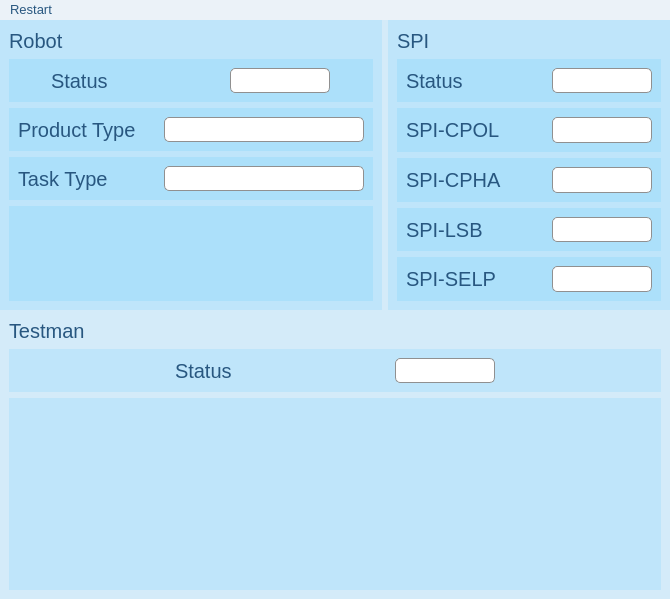
Before: the Qt Designer form app/kostal_qt_gui/src/mainwindow.ui in ZhanJet/kostal_app, drawn with Qt 5.
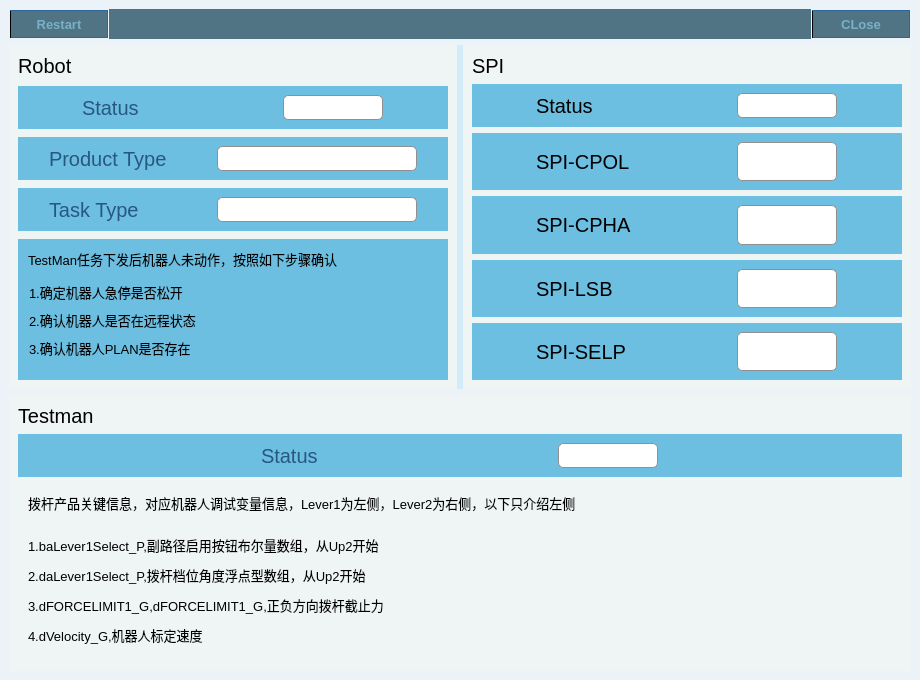
After: the same form once the commit is applied. Icons and pictures are not drawn.

Patch:
```diff
--- a/app/kostal_qt_gui/src/mainwindow.ui
+++ b/app/kostal_qt_gui/src/mainwindow.ui
@@ -6,14 +6,20 @@
    <rect>
     <x>0</x>
     <y>0</y>
-    <width>670</width>
-    <height>599</height>
+    <width>920</width>
+    <height>680</height>
    </rect>
   </property>
   <property name="minimumSize">
    <size>
-    <width>0</width>
-    <height>0</height>
+    <width>920</width>
+    <height>680</height>
+   </size>
+  </property>
+  <property name="maximumSize">
+   <size>
+    <width>920</width>
+    <height>680</height>
    </size>
   </property>
   <property name="windowTitle">
@@ -167,22 +173,85 @@
 }</string>
   </property>
   <widget class="QWidget" name="centralwidget">
-   <layout class="QVBoxLayout" name="verticalLayout">
-    <property name="spacing">
-     <number>0</number>
-    </property>
-    <property name="leftMargin">
-     <number>0</number>
-    </property>
-    <property name="topMargin">
-     <number>0</number>
-    </property>
-    <property name="rightMargin">
-     <number>0</number>
-    </property>
-    <property name="bottomMargin">
-     <number>0</number>
-    </property>
+   <layout class="QVBoxLayout" name="verticalLayout" stretch="1,10,8">
+    <item>
+     <layout class="QHBoxLayout" name="horizontalLayout_9">
+      <property name="spacing">
+       <number>0</number>
+      </property>
+      <item>
+       <widget class="QPushButton" name="pb_restart_robot">
+        <property name="minimumSize">
+         <size>
+          <width>0</width>
+          <height>30</height>
+         </size>
+        </property>
+        <property name="maximumSize">
+         <size>
+          <width>100</width>
+          <height>30</height>
+         </size>
+        </property>
+        <property name="styleSheet">
+         <string notr="true">background-color: rgb(80, 116, 132);
+border-radius:0px;
+color: rgb(119, 177, 199);
+</string>
+        </property>
+        <property name="text">
+         <string>Restart</string>
+        </property>
+       </widget>
+      </item>
+      <item>
+       <widget class="QLabel" name="lbl_blue">
+        <property name="minimumSize">
+         <size>
+          <width>0</width>
+          <height>30</height>
+         </size>
+        </property>
+        <property name="maximumSize">
+         <size>
+          <width>900</width>
+          <height>30</height>
+         </size>
+        </property>
+        <property name="styleSheet">
+         <string notr="true">background-color: rgb(80, 116, 132);</string>
+        </property>
+        <property name="text">
+         <string/>
+        </property>
+       </widget>
+      </item>
+      <item>
+       <widget class="QPushButton" name="pb_closeForm">
+        <property name="minimumSize">
+         <size>
+          <width>0</width>
+          <height>30</height>
+         </size>
+        </property>
+        <property name="maximumSize">
+         <size>
+          <width>100</width>
+          <height>30</height>
+         </size>
+        </property>
+        <property name="styleSheet">
+         <string notr="true">background-color: rgb(80, 116, 132);
+border-radius:0px;
+color:rgb(119,177,199);</string>
+        </property>
+        <property name="text">
+         <string>CLose</string>
+        </property>
+       </widget>
+      </item>
+     </layout>
+    </item>
     <item>
      <widget class="QWidget" name="widget_2" native="true">
       <property name="styleSheet">
@@ -205,9 +274,12 @@
        <item>
         <widget class="QWidget" name="widget_3" native="true">
          <property name="styleSheet">
-          <string notr="true"/>
+          <string notr="true">background-color: rgb(239, 245, 245);</string>
          </property>
          <layout class="QVBoxLayout" name="verticalLayout_3">
+          <property name="spacing">
+           <number>8</number>
+          </property>
           <item>
            <widget class="QLabel" name="robotTitleLabel">
             <property name="sizePolicy">
@@ -227,7 +299,8 @@
             </property>
             <property name="styleSheet">
              <string notr="true">background-color: transparent;
-font: 20px;</string>
+font: 20px;
+color: rgb(0, 0, 0);</string>
             </property>
             <property name="text">
              <string>Robot</string>
@@ -242,6 +315,9 @@
               <verstretch>0</verstretch>
              </sizepolicy>
             </property>
+            <property name="styleSheet">
+             <string notr="true">background-color: rgb(108, 191, 225);</string>
+            </property>
             <layout class="QHBoxLayout" name="horizontalLayout_3">
              <item>
               <widget class="QLabel" name="label_2">
@@ -315,6 +391,9 @@
               <verstretch>0</verstretch>
              </sizepolicy>
             </property>
+            <property name="styleSheet">
+             <string notr="true">background-color: rgb(108, 191, 225);</string>
+            </property>
             <layout class="QHBoxLayout" name="horizontalLayout_10">
              <item>
               <widget class="QLabel" name="robot_product_type_label">
@@ -388,6 +467,9 @@
               <verstretch>0</verstretch>
              </sizepolicy>
             </property>
+            <property name="styleSheet">
+             <string notr="true">background-color: rgb(108, 191, 225);</string>
+            </property>
             <layout class="QHBoxLayout" name="horizontalLayout_11">
              <item>
               <widget class="QLabel" name="robot_task_type_label">
@@ -454,7 +536,79 @@
            </widget>
           </item>
           <item>
-           <widget class="QWidget" name="widget_9" native="true"/>
+           <widget class="QWidget" name="widget_9" native="true">
+            <property name="styleSheet">
+             <string notr="true">background-color: rgb(108, 191, 225);</string>
+            </property>
+            <widget class="QLabel" name="label_4">
+             <property name="geometry">
+              <rect>
+               <x>10</x>
+               <y>10</y>
+               <width>411</width>
+               <height>20</height>
+              </rect>
+             </property>
+             <property name="styleSheet">
+              <string notr="true">color: rgb(0, 0, 0);
+font: 13pt &quot;Ubuntu&quot;;</string>
+             </property>
+             <property name="text">
+              <string>TestMan任务下发后机器人未动作，按照如下步骤确认</string>
+             </property>
+            </widget>
+            <widget class="QLabel" name="label_5">
+             <property name="geometry">
+              <rect>
+               <x>11</x>
+               <y>41</y>
+               <width>189</width>
+               <height>24</height>
+              </rect>
+             </property>
+             <property name="styleSheet">
+              <string notr="true">color: rgb(0, 0, 0);
+font: 12pt &quot;Ubuntu&quot;;</string>
+             </property>
+             <property name="text">
+              <string>1.确定机器人急停是否松开</string>
+             </property>
+            </widget>
+            <widget class="QLabel" name="label_6">
+             <property name="geometry">
+              <rect>
+               <x>11</x>
+               <y>69</y>
+               <width>205</width>
+               <height>24</height>
+              </rect>
+             </property>
+             <property name="styleSheet">
+              <string notr="true">color: rgb(0, 0, 0);
+font: 12pt &quot;Ubuntu&quot;;</string>
+             </property>
+             <property name="text">
+              <string>2.确认机器人是否在远程状态</string>
+             </property>
+            </widget>
+            <widget class="QLabel" name="label_7">
+             <property name="geometry">
+              <rect>
+               <x>11</x>
+               <y>97</y>
+               <width>198</width>
+               <height>24</height>
+              </rect>
+             </property>
+             <property name="styleSheet">
+              <string notr="true">color: rgb(0, 0, 0);
+font: 12pt &quot;Ubuntu&quot;;</string>
+             </property>
+             <property name="text">
+              <string>3.确认机器人PLAN是否存在</string>
+             </property>
+            </widget>
+           </widget>
           </item>
          </layout>
         </widget>
@@ -462,7 +616,8 @@
        <item>
         <widget class="QWidget" name="widget_4" native="true">
          <property name="styleSheet">
-          <string notr="true"/>
+          <string notr="true">background-color: rgb(239, 245, 245);
+color: rgb(0, 0, 0);</string>
          </property>
          <layout class="QVBoxLayout" name="verticalLayout_4">
           <item>
@@ -499,6 +654,9 @@
               <verstretch>0</verstretch>
              </sizepolicy>
             </property>
+            <property name="styleSheet">
+             <string notr="true">background-color: rgb(108, 191, 225);</string>
+            </property>
             <layout class="QHBoxLayout" name="horizontalLayout_4">
              <item>
               <widget class="QLabel" name="spi_status_label">
@@ -566,6 +724,9 @@
           </item>
           <item>
            <widget class="QWidget" name="widget_10" native="true">
+            <property name="styleSheet">
+             <string notr="true">background-color: rgb(108, 191, 225);</string>
+            </property>
             <layout class="QHBoxLayout" name="horizontalLayout_5">
              <item>
               <widget class="QLabel" name="spiCfgStr1">
@@ -644,6 +805,9 @@
           </item>
           <item>
            <widget class="QWidget" name="widget_11" native="true">
+            <property name="styleSheet">
+             <string notr="true">background-color: rgb(108, 191, 225);</string>
+            </property>
             <layout class="QHBoxLayout" name="horizontalLayout_6">
              <item>
               <widget class="QLabel" name="spiCfgStr2">
@@ -722,6 +886,9 @@
           </item>
           <item>
            <widget class="QWidget" name="widget_12" native="true">
+            <property name="styleSheet">
+             <string notr="true">background-color: rgb(108, 191, 225);</string>
+            </property>
             <layout class="QHBoxLayout" name="horizontalLayout_7">
              <item>
               <widget class="QLabel" name="spiCfgStr3">
@@ -800,6 +967,9 @@
           </item>
           <item>
            <widget class="QWidget" name="widget_13" native="true">
+            <property name="styleSheet">
+             <string notr="true">background-color: rgb(108, 191, 225);</string>
+            </property>
             <layout class="QHBoxLayout" name="horizontalLayout_8">
              <item>
               <widget class="QLabel" name="spiCfgStr4">
@@ -886,7 +1056,8 @@
      <widget class="QWidget" name="widget" native="true">
       <property name="styleSheet">
        <string notr="true">border-color: rgb(0, 0, 0);
-background-color: rgba(0, 170, 255, 25);</string>
+background-color: rgba(0, 170, 255, 25);
+background-color: rgb(239, 245, 245);</string>
       </property>
       <layout class="QVBoxLayout" name="verticalLayout_2">
        <item>
@@ -908,7 +1079,8 @@
          </property>
          <property name="styleSheet">
           <string notr="true">background-color: transparent;
-font: 20px;</string>
+font: 20px;
+color: rgb(0, 0, 0);</string>
          </property>
          <property name="text">
           <string>Testman</string>
@@ -923,6 +1095,9 @@
            <verstretch>0</verstretch>
           </sizepolicy>
          </property>
+         <property name="styleSheet">
+          <string notr="true">background-color: rgb(108, 191, 225);</string>
+         </property>
          <layout class="QHBoxLayout" name="horizontalLayout_2">
           <item>
            <widget class="QLabel" name="label">
@@ -983,30 +1158,108 @@
         </widget>
        </item>
        <item>
-        <widget class="QWidget" name="widget_5" native="true"/>
+        <widget class="QWidget" name="widget_5" native="true">
+         <widget class="QLabel" name="label_8">
+          <property name="geometry">
+           <rect>
+            <x>10</x>
+            <y>10</y>
+            <width>851</width>
+            <height>20</height>
+           </rect>
+          </property>
+          <property name="font">
+           <font>
+            <family>Ubuntu</family>
+            <pointsize>14</pointsize>
+            <weight>50</weight>
+            <italic>false</italic>
+            <bold>false</bold>
+           </font>
+          </property>
+          <property name="styleSheet">
+           <string notr="true">color: rgb(0, 0, 0);
+font: 14pt &quot;Ubuntu&quot;;</string>
+          </property>
+          <property name="text">
+           <string>拨杆产品关键信息，对应机器人调试变量信息，Lever1为左侧，Lever2为右侧，以下只介绍左侧</string>
+          </property>
+         </widget>
+         <widget class="QLabel" name="label_9">
+          <property name="geometry">
+           <rect>
+            <x>10</x>
+            <y>50</y>
+            <width>711</width>
+            <height>24</height>
+           </rect>
+          </property>
+          <property name="styleSheet">
+           <string notr="true">color: rgb(0, 0, 0);
+font: 13pt &quot;Ubuntu&quot;;</string>
+          </property>
+          <property name="text">
+           <string>1.baLever1Select_P,副路径启用按钮布尔量数组，从Up2开始</string>
+          </property>
+         </widget>
+         <widget class="QLabel" name="label_10">
+          <property name="geometry">
+           <rect>
+            <x>10</x>
+            <y>80</y>
+            <width>711</width>
+            <height>24</height>
+           </rect>
+          </property>
+          <property name="styleSheet">
+           <string notr="true">color: rgb(0, 0, 0);
+font: 13pt &quot;Ubuntu&quot;;</string>
+          </property>
+          <property name="text">
+           <string>2.daLever1Select_P,拨杆档位角度浮点型数组，从Up2开始</string>
+          </property>
+         </widget>
+         <widget class="QLabel" name="label_11">
+          <property name="geometry">
+           <rect>
+            <x>10</x>
+            <y>110</y>
+            <width>711</width>
+            <height>24</height>
+           </rect>
+          </property>
+          <property name="styleSheet">
+           <string notr="true">color: rgb(0, 0, 0);
+font: 13pt &quot;Ubuntu&quot;;</string>
+          </property>
+          <property name="text">
+           <string>3.dFORCELIMIT1_G,dFORCELIMIT1_G,正负方向拨杆截止力</string>
+          </property>
+         </widget>
+         <widget class="QLabel" name="label_12">
+          <property name="geometry">
+           <rect>
+            <x>10</x>
+            <y>140</y>
+            <width>711</width>
+            <height>24</height>
+           </rect>
+          </property>
+          <property name="styleSheet">
+           <string notr="true">color: rgb(0, 0, 0);
+font: 13pt &quot;Ubuntu&quot;;</string>
+          </property>
+          <property name="text">
+           <string>4.dVelocity_G,机器人标定速度</string>
+          </property>
+         </widget>
+        </widget>
        </item>
       </layout>
      </widget>
     </item>
    </layout>
   </widget>
-  <widget class="QMenuBar" name="menuBar">
-   <property name="geometry">
-    <rect>
-     <x>0</x>
-     <y>0</y>
-     <width>670</width>
-     <height>23</height>
-    </rect>
-   </property>
-   <widget class="QMenu" name="menuRestart_Robot">
-    <property name="title">
-     <string>Restart</string>
-    </property>
-    <addaction name="actionRestart_Robot"/>
-   </widget>
-   <addaction name="menuRestart_Robot"/>
-  </widget>
   <action name="actionRestart_Robot">
    <property name="text">
     <string>Restart Robot</string>
```
Left out of the diff: 38 changed lines with no effect on the pictures.
